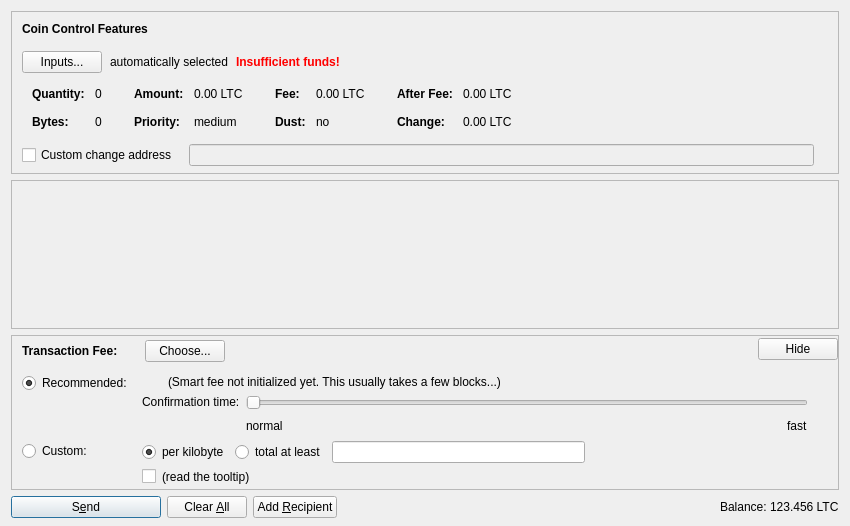
Qt form src/qt/forms/sendcoinsdialog.ui (monacoinproject/monacoin) before a commit.
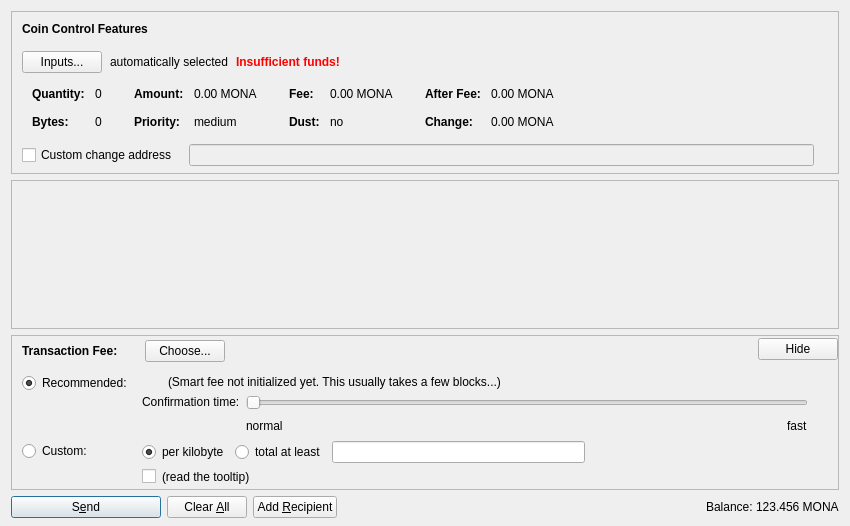
The same form after that commit. Icons and pictures are not drawn. Custom widgets are drawn as their Qt base class.

What changed in the file:
```diff
--- a/src/qt/forms/sendcoinsdialog.ui
+++ b/src/qt/forms/sendcoinsdialog.ui
@@ -324,7 +324,7 @@
                   <enum>Qt::ActionsContextMenu</enum>
                  </property>
                  <property name="text">
-                  <string notr="true">0.00 LTC</string>
+                  <string notr="true">0.00 MONA</string>
                  </property>
                  <property name="textInteractionFlags">
                   <set>Qt::LinksAccessibleByMouse|Qt::TextSelectableByKeyboard|Qt::TextSelectableByMouse</set>
@@ -404,7 +404,7 @@
                   <enum>Qt::ActionsContextMenu</enum>
                  </property>
                  <property name="text">
-                  <string notr="true">0.00 LTC</string>
+                  <string notr="true">0.00 MONA</string>
                  </property>
                  <property name="textInteractionFlags">
                   <set>Qt::LinksAccessibleByMouse|Qt::TextSelectableByKeyboard|Qt::TextSelectableByMouse</set>
@@ -484,7 +484,7 @@
                   <enum>Qt::ActionsContextMenu</enum>
                  </property>
                  <property name="text">
-                  <string notr="true">0.00 LTC</string>
+                  <string notr="true">0.00 MONA</string>
                  </property>
                  <property name="textInteractionFlags">
                   <set>Qt::LinksAccessibleByMouse|Qt::TextSelectableByKeyboard|Qt::TextSelectableByMouse</set>
@@ -513,7 +513,7 @@
                   <enum>Qt::ActionsContextMenu</enum>
                  </property>
                  <property name="text">
-                  <string notr="true">0.00 LTC</string>
+                  <string notr="true">0.00 MONA</string>
                  </property>
                  <property name="textInteractionFlags">
                   <set>Qt::LinksAccessibleByMouse|Qt::TextSelectableByKeyboard|Qt::TextSelectableByMouse</set>
@@ -1299,7 +1299,7 @@
           <cursorShape>IBeamCursor</cursorShape>
          </property>
          <property name="text">
-          <string notr="true">123.456 LTC</string>
+          <string notr="true">123.456 MONA</string>
          </property>
          <property name="textInteractionFlags">
           <set>Qt::LinksAccessibleByMouse|Qt::TextSelectableByKeyboard|Qt::TextSelectableByMouse</set>
```
Left out of the diff: 4 changed lines with no effect on the pictures.
